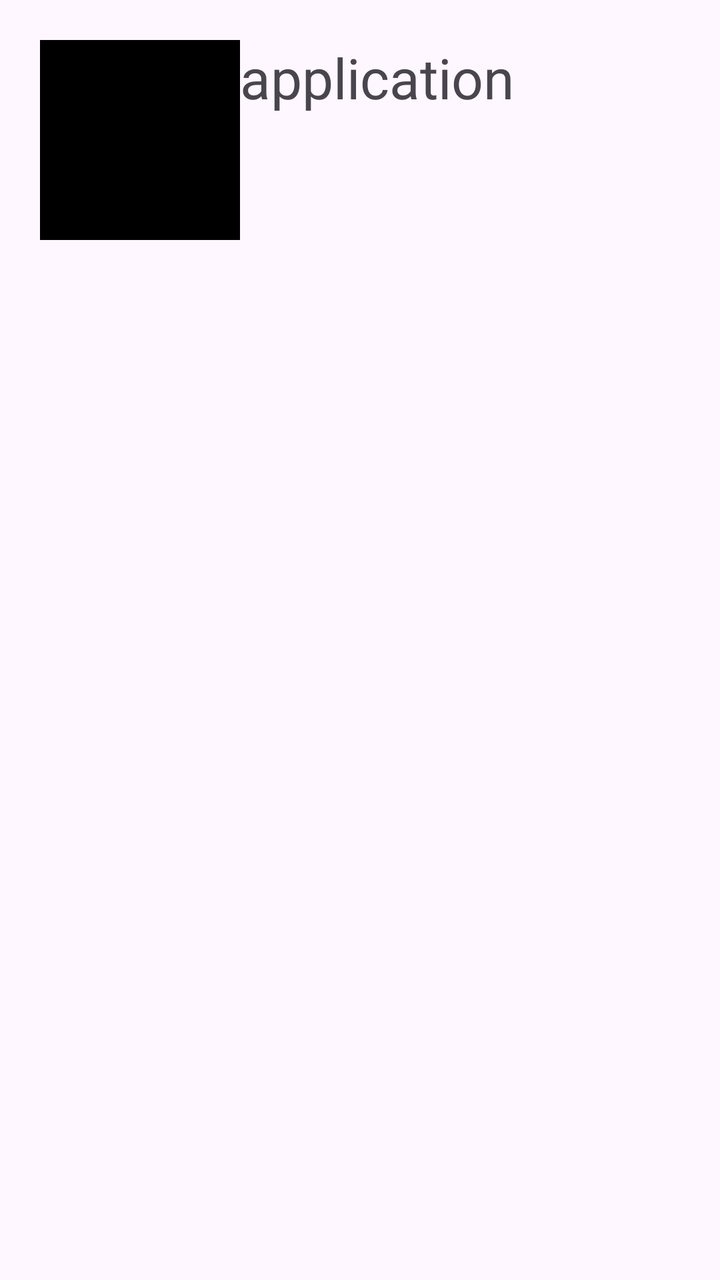
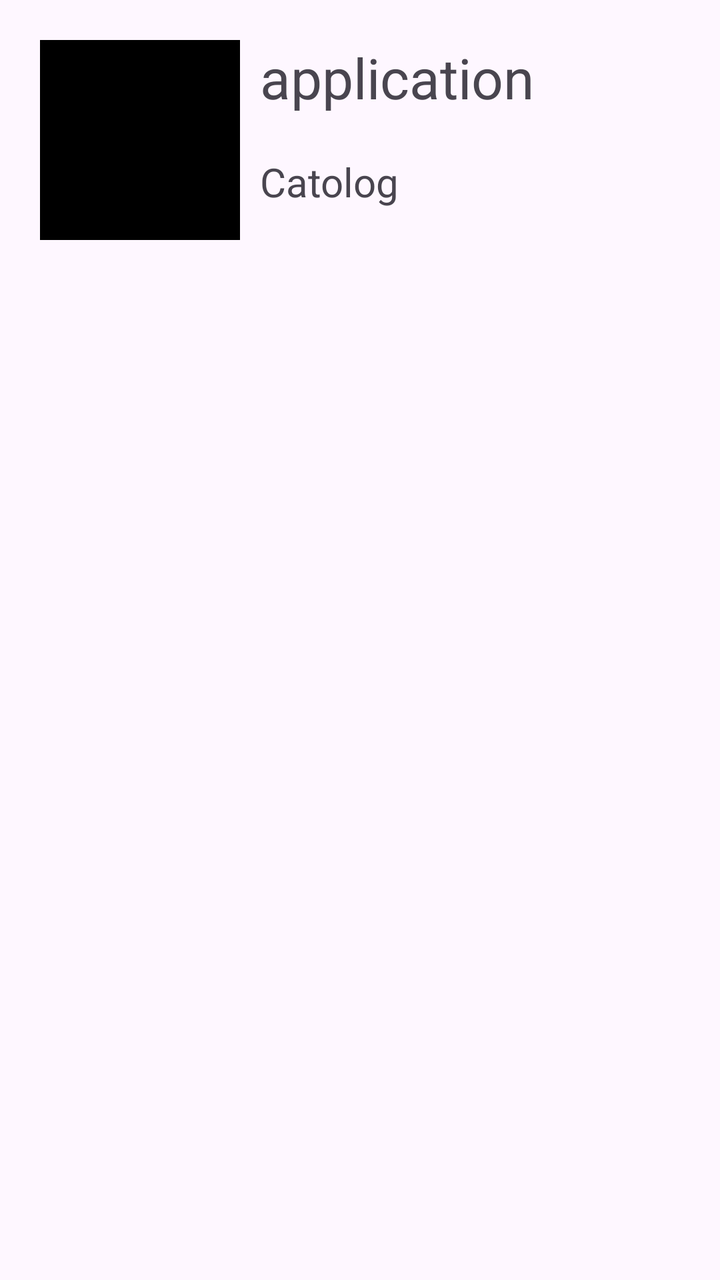

Two renders of the same Android screen: before a commit and after it. Below are the layout's source before the change and the commit's diff.
<!-- AndroidManifest.xml: application theme Theme.Tty9 -->
<!-- res/layout/item_prilojenie.xml -->
<?xml version="1.0" encoding="utf-8"?>
<androidx.constraintlayout.widget.ConstraintLayout xmlns:android="http://schemas.android.com/apk/res/android"
    android:layout_width="match_parent"
    android:layout_height="match_parent"
    android:padding="20dp"
    xmlns:app="http://schemas.android.com/apk/res-auto">


    <ImageView
        android:id="@+id/imageView"
        android:layout_width="100dp"
        android:layout_height="100dp"
        android:src="@color/black"
        app:layout_constraintStart_toStartOf="parent"
        app:layout_constraintTop_toTopOf="parent" />

    <TextView
        android:id="@+id/prilo"
        android:layout_width="wrap_content"
        android:layout_height="wrap_content"
        android:text="application"
        android:textSize="28sp"
        app:layout_constraintStart_toEndOf="@+id/imageView"

        app:layout_constraintTop_toTopOf="parent" />

</androidx.constraintlayout.widget.ConstraintLayout>
<!-- resources referenced by this layout -->
<resources>
  <color name="black">#FF000000</color>
  <style name="Theme.Tty9" parent="Base.Theme.Tty9" />
  <style name="Base.Theme.Tty9" parent="Theme.Material3.DayNight.NoActionBar">
          
          
      </style>
</resources>

<!-- the commit's change to res/layout/item_prilojenie.xml (unified diff, before → after) -->
@@ -19,9 +19,21 @@
         android:layout_width="wrap_content"
         android:layout_height="wrap_content"
         android:text="application"
+        android:layout_marginLeft="10dp"
         android:textSize="28sp"
         app:layout_constraintStart_toEndOf="@+id/imageView"
 
         app:layout_constraintTop_toTopOf="parent" />
 
+    <TextView
+        android:id="@+id/catolog"
+        android:layout_width="wrap_content"
+        android:layout_height="wrap_content"
+        android:textSize="20sp"
+        android:text="Catolog"
+        app:layout_constraintTop_toBottomOf="@+id/prilo"
+        app:layout_constraintStart_toStartOf="@+id/prilo"
+        android:layout_marginTop="20dp"
+        />
+
 </androidx.constraintlayout.widget.ConstraintLayout>
